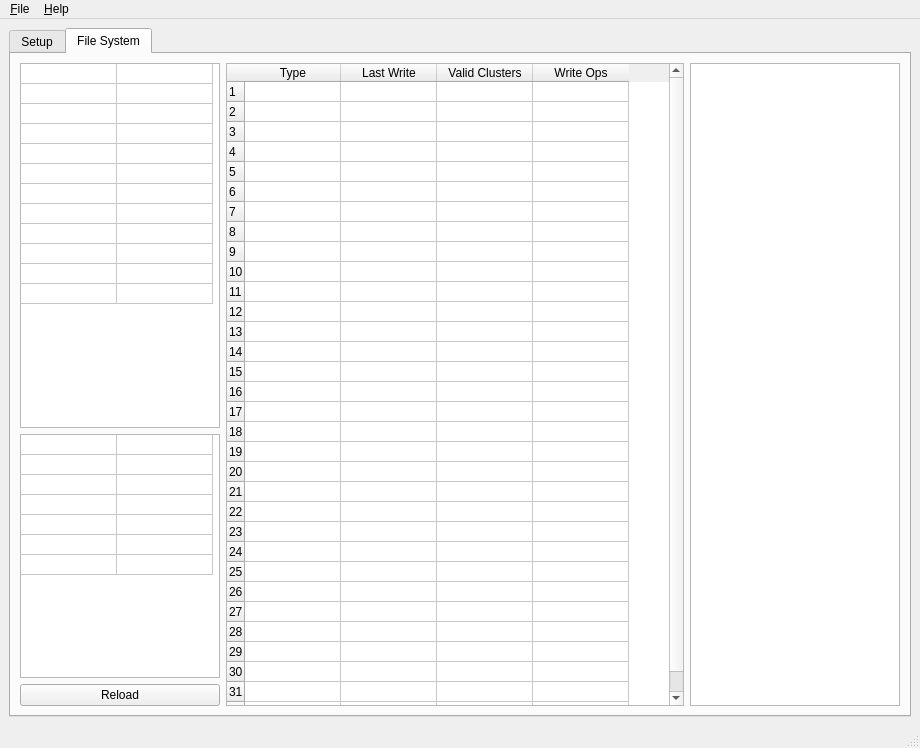
Old version of the form util/ffsp.ui in the repository vobject/ffsp.
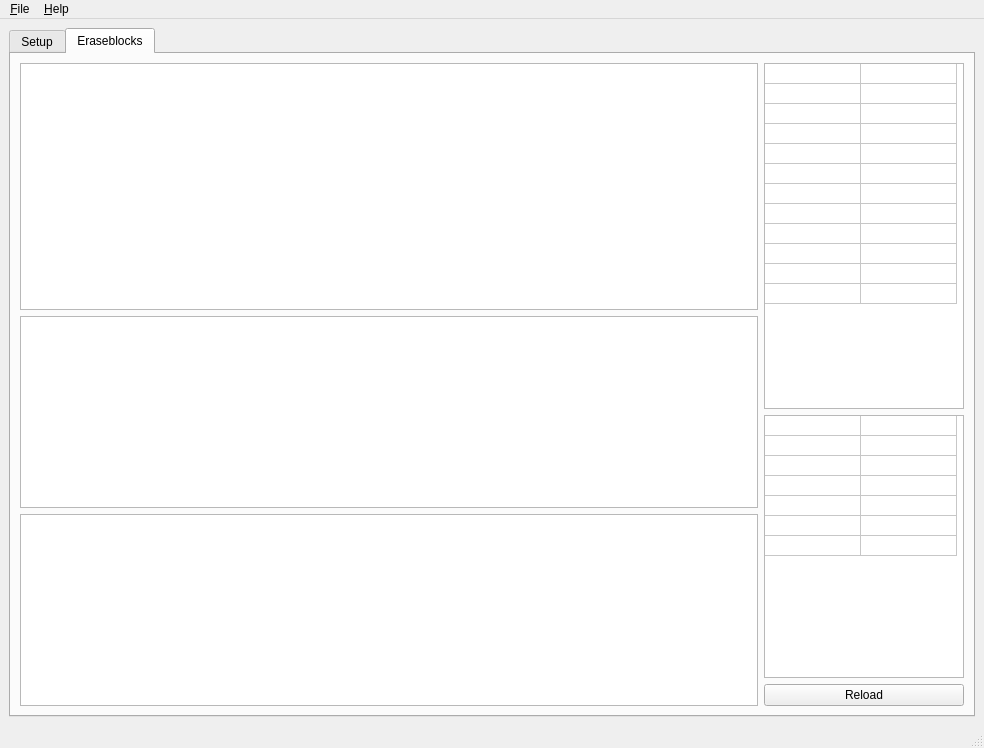
New version of the form. The open tabs and pages were chosen to show the change.

Commit message: Rework of debug information interface of the file system

What changed in the file:
```diff
--- a/util/ffsp.ui
+++ b/util/ffsp.ui
@@ -6,7 +6,7 @@
    <rect>
     <x>0</x>
     <y>0</y>
-    <width>920</width>
+    <width>984</width>
     <height>748</height>
    </rect>
   </property>
@@ -495,120 +495,51 @@
       </widget>
       <widget class="QWidget" name="tab_3">
        <attribute name="title">
-        <string>File System</string>
+        <string>Eraseblocks</string>
        </attribute>
-       <layout class="QGridLayout" name="gridLayout">
-        <item row="5" column="0">
-         <widget class="QPushButton" name="reloadBtn">
-          <property name="sizePolicy">
-           <sizepolicy hsizetype="Minimum" vsizetype="Fixed">
-            <horstretch>0</horstretch>
-            <verstretch>0</verstretch>
-           </sizepolicy>
+       <layout class="QGridLayout" name="gridLayout_8">
+        <item row="0" column="0">
+         <widget class="QTableWidget" name="ebTable">
+          <property name="frameShape">
+           <enum>QFrame::StyledPanel</enum>
           </property>
-          <property name="text">
-           <string>Reload</string>
+          <property name="frameShadow">
+           <enum>QFrame::Sunken</enum>
           </property>
-         </widget>
-        </item>
-        <item row="0" column="1" rowspan="6">
-         <widget class="QTableWidget" name="eraseblockUsageTable">
           <property name="verticalScrollBarPolicy">
            <enum>Qt::ScrollBarAsNeeded</enum>
           </property>
           <property name="horizontalScrollBarPolicy">
-           <enum>Qt::ScrollBarAlwaysOff</enum>
+           <enum>Qt::ScrollBarAsNeeded</enum>
           </property>
-          <property name="rowCount">
-           <number>32</number>
+          <property name="editTriggers">
+           <set>QAbstractItemView::NoEditTriggers</set>
           </property>
-          <property name="columnCount">
-           <number>4</number>
+          <property name="selectionMode">
+           <enum>QAbstractItemView::SingleSelection</enum>
           </property>
+          <property name="verticalScrollMode">
+           <enum>QAbstractItemView::ScrollPerPixel</enum>
+          </property>
+          <property name="horizontalScrollMode">
+           <enum>QAbstractItemView::ScrollPerPixel</enum>
+          </property>
+          <attribute name="horizontalHeaderVisible">
+           <bool>false</bool>
+          </attribute>
           <attribute name="horizontalHeaderDefaultSectionSize">
            <number>96</number>
           </attribute>
+          <attribute name="verticalHeaderVisible">
+           <bool>false</bool>
+          </attribute>
           <attribute name="verticalHeaderDefaultSectionSize">
            <number>20</number>
           </attribute>
-          <row/>
-          <row/>
-          <row/>
-          <row/>
-          <row/>
-          <row/>
-          <row/>
-          <row/>
-          <row/>
-          <row/>
-          <row/>
-          <row/>
-          <row/>
-          <row/>
-          <row/>
-          <row/>
-          <row/>
-          <row/>
-          <row/>
-          <row/>
-          <row/>
-          <row/>
-          <row/>
-          <row/>
-          <row/>
-          <row/>
-          <row/>
-          <row/>
-          <row/>
-          <row/>
-          <row/>
-          <row/>
-          <column>
-           <property name="text">
-            <string>Type</string>
-           </property>
-          </column>
-          <column>
-           <property name="text">
-            <string>Last Write</string>
-           </property>
-          </column>
-          <column>
-           <property name="text">
-            <string>Valid Clusters</string>
-           </property>
-          </column>
-          <column>
-           <property name="text">
-            <string>Write Ops</string>
-           </property>
-          </column>
          </widget>
         </item>
-        <item row="0" column="2" rowspan="6">
-         <widget class="QPlainTextEdit" name="jsonEdit">
-          <property name="sizePolicy">
-           <sizepolicy hsizetype="Minimum" vsizetype="Minimum">
-            <horstretch>0</horstretch>
-            <verstretch>0</verstretch>
-           </sizepolicy>
-          </property>
-          <property name="maximumSize">
-           <size>
-            <width>210</width>
-            <height>16777215</height>
-           </size>
-          </property>
-          <property name="lineWrapMode">
-           <enum>QPlainTextEdit::NoWrap</enum>
-          </property>
-          <property name="textInteractionFlags">
-           <set>Qt::TextSelectableByKeyboard|Qt::TextSelectableByMouse</set>
-          </property>
-         </widget>
-        </item>
-        <item row="0" column="0" rowspan="3">
-         <widget class="QTableWidget" name="superBlockTable">
+        <item row="0" column="1" rowspan="2">
+         <widget class="QTableWidget" name="sbTable">
           <property name="sizePolicy">
            <sizepolicy hsizetype="Minimum" vsizetype="Preferred">
             <horstretch>0</horstretch>
@@ -661,7 +592,47 @@
           <column/>
          </widget>
         </item>
-        <item row="3" column="0" rowspan="2">
+        <item row="1" column="0" rowspan="2">
+         <widget class="QTableWidget" name="clTable">
+          <property name="frameShape">
+           <enum>QFrame::StyledPanel</enum>
+          </property>
+          <property name="frameShadow">
+           <enum>QFrame::Sunken</enum>
+          </property>
+          <property name="verticalScrollBarPolicy">
+           <enum>Qt::ScrollBarAsNeeded</enum>
+          </property>
+          <property name="horizontalScrollBarPolicy">
+           <enum>Qt::ScrollBarAsNeeded</enum>
+          </property>
+          <property name="editTriggers">
+           <set>QAbstractItemView::NoEditTriggers</set>
+          </property>
+          <property name="selectionMode">
+           <enum>QAbstractItemView::SingleSelection</enum>
+          </property>
+          <property name="verticalScrollMode">
+           <enum>QAbstractItemView::ScrollPerPixel</enum>
+          </property>
+          <property name="horizontalScrollMode">
+           <enum>QAbstractItemView::ScrollPerPixel</enum>
+          </property>
+          <attribute name="horizontalHeaderVisible">
+           <bool>false</bool>
+          </attribute>
+          <attribute name="horizontalHeaderDefaultSectionSize">
+           <number>96</number>
+          </attribute>
+          <attribute name="verticalHeaderVisible">
+           <bool>false</bool>
+          </attribute>
+          <attribute name="verticalHeaderDefaultSectionSize">
+           <number>20</number>
+          </attribute>
+         </widget>
+        </item>
+        <item row="2" column="1" rowspan="2">
          <widget class="QTableWidget" name="metricsTable">
           <property name="sizePolicy">
            <sizepolicy hsizetype="Minimum" vsizetype="Preferred">
@@ -710,6 +681,38 @@
           <column/>
          </widget>
         </item>
+        <item row="3" column="0" rowspan="2">
+         <widget class="QTableWidget" name="inoTable">
+          <property name="editTriggers">
+           <set>QAbstractItemView::NoEditTriggers</set>
+          </property>
+          <property name="selectionMode">
+           <enum>QAbstractItemView::SingleSelection</enum>
+          </property>
+          <property name="selectionBehavior">
+           <enum>QAbstractItemView::SelectRows</enum>
+          </property>
+          <property name="verticalScrollMode">
+           <enum>QAbstractItemView::ScrollPerPixel</enum>
+          </property>
+          <property name="horizontalScrollMode">
+           <enum>QAbstractItemView::ScrollPerPixel</enum>
+          </property>
+         </widget>
+        </item>
+        <item row="4" column="1">
+         <widget class="QPushButton" name="reloadBtn">
+          <property name="sizePolicy">
+           <sizepolicy hsizetype="Minimum" vsizetype="Fixed">
+            <horstretch>0</horstretch>
+            <verstretch>0</verstretch>
+           </sizepolicy>
+          </property>
+          <property name="text">
+           <string>Reload</string>
+          </property>
+         </widget>
+        </item>
        </layout>
       </widget>
      </widget>
@@ -721,8 +724,8 @@
     <rect>
      <x>0</x>
      <y>0</y>
-     <width>920</width>
-     <height>30</height>
+     <width>984</width>
+     <height>23</height>
     </rect>
    </property>
    <widget class="QMenu" name="menu_File">
```
Left out of the diff: 6 changed lines with no effect on the pictures. The commit also changes 5 other files.
